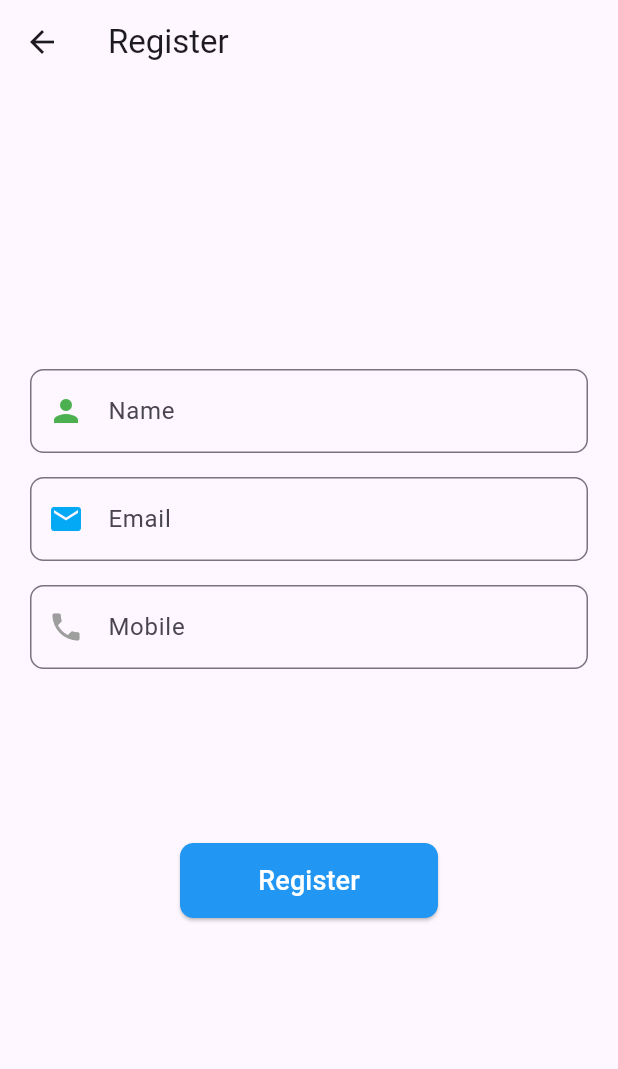
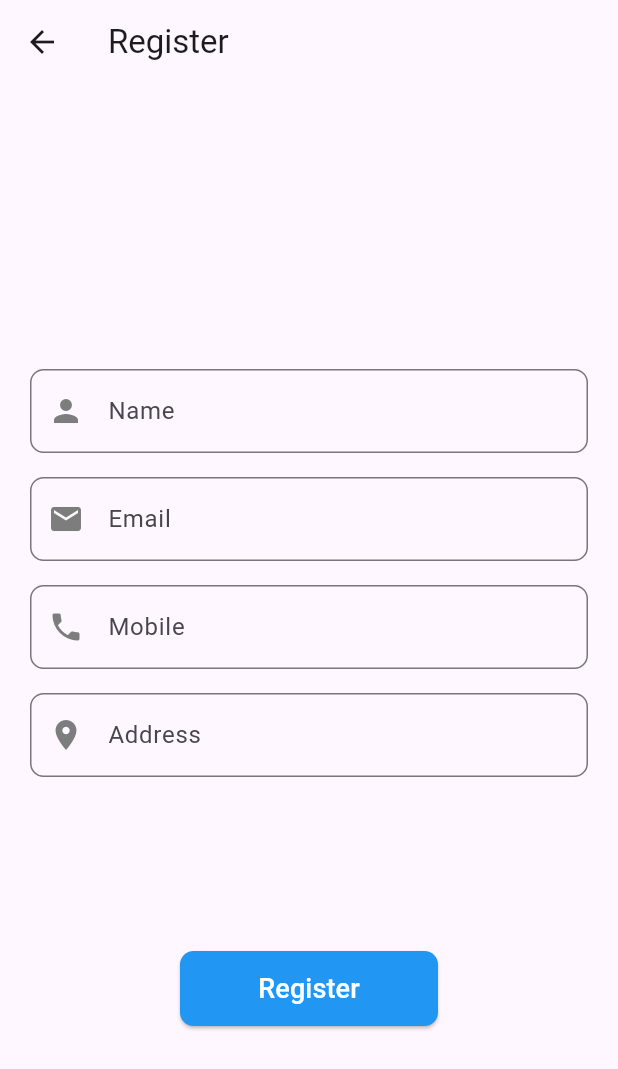
Before and after one commit to Abhithsaji/QuesPro-Mobile, a Flutter app: the Register screen opened by its route, on a phone screen of 412 x 824 dp. Shown: the top 1069 px of the screen. Run offline on Flutter 3.47's test engine with Material 3 defaults, Android fonts, the phone set to English and light mode, and no system bars.

Commit message:
added address text field

```diff
--- a/lib/register_screen.dart
+++ b/lib/register_screen.dart
@@ -52,7 +52,7 @@ class _RegisterState extends State<Register> {
                       labelText: 'Name',
                       prefixIcon: Icon(
                         Icons.person,
-                        color: Colors.green,
+                        color: Color.fromARGB(255, 125, 125, 125),
                       ),
                       border: OutlineInputBorder(
                         borderSide: BorderSide(color: Colors.red),
@@ -70,7 +70,7 @@ class _RegisterState extends State<Register> {
                       labelText: 'Email',
                       prefixIcon: Icon(
                         Icons.email,
-                        color: Colors.lightBlue,
+                        color: Color.fromARGB(255, 125, 125, 125),
                       ),
                       border: OutlineInputBorder(
                         borderSide: BorderSide(color: Colors.red),
@@ -88,12 +88,28 @@ class _RegisterState extends State<Register> {
                       labelText: 'Mobile',
                       prefixIcon: Icon(
                         Icons.phone,
-                        color: Colors.grey,
+                        color: Color.fromARGB(255, 125, 125, 125),
                       ),
                       border: OutlineInputBorder(
                         borderSide: BorderSide(color: Colors.red),
                         borderRadius: BorderRadius.all(Radius.circular(9.0)),
                       ),
+                    ),
+                  ),
+                ),
+                Padding(
+                  padding: const EdgeInsets.all(8.0),
+                  child: TextFormField(
+                    decoration: const InputDecoration(
+                      hintText: 'Enter Address',
+                      labelText: 'Address',
+                      prefixIcon: Icon(
+                        Icons.location_on,
+                        color: Color.fromARGB(255, 125, 125, 125),
+                      ),
+                      border: OutlineInputBorder(
+                          borderSide: BorderSide(color: Colors.red),
+                          borderRadius: BorderRadius.all(Radius.circular(9.0))),
                     ),
                   ),
                 ),
```
